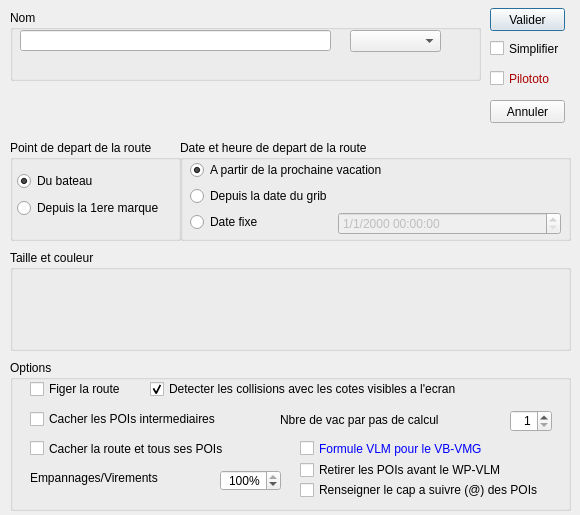
Above: src/Ui/Route_Editor.ui from nohal/qtVlm before the change. Below: the same form after it.
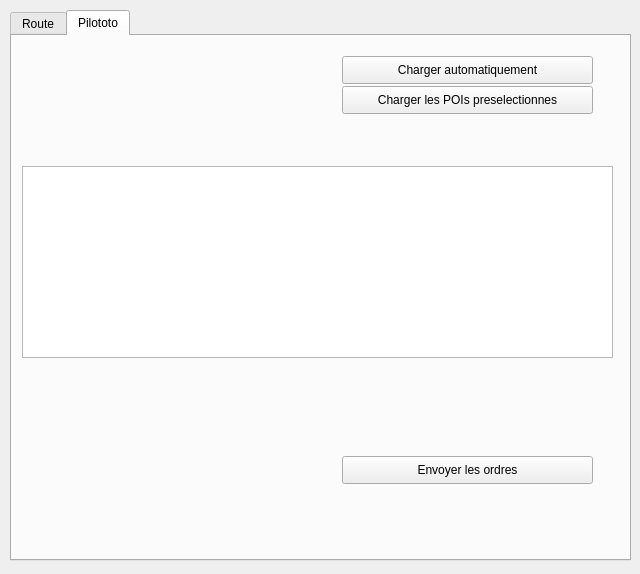
That is the form after the change.

Commit message: Add a new tab in route editor to manage pilototo (phille request)

Patch:
```diff
--- a/src/Ui/Route_Editor.ui
+++ b/src/Ui/Route_Editor.ui
@@ -6,8 +6,8 @@
    <rect>
     <x>0</x>
     <y>0</y>
-    <width>580</width>
-    <height>515</height>
+    <width>640</width>
+    <height>574</height>
    </rect>
   </property>
   <property name="sizePolicy">
@@ -31,11 +31,27 @@
   <property name="windowTitle">
    <string notr="true">Route Parameters</string>
   </property>
+  <widget class="QTabWidget" name="tabWidget">
+   <property name="geometry">
+    <rect>
+     <x>10</x>
+     <y>10</y>
+     <width>621</width>
+     <height>551</height>
+    </rect>
+   </property>
+   <property name="currentIndex">
+    <number>1</number>
+   </property>
+   <widget class="QWidget" name="tab">
+    <attribute name="title">
+     <string>Route</string>
+    </attribute>
   <widget class="QWidget" name="widget" native="true">
    <property name="geometry">
     <rect>
-     <x>0</x>
-     <y>0</y>
+       <x>20</x>
+       <y>10</y>
      <width>581</width>
      <height>511</height>
     </rect>
@@ -524,28 +540,62 @@
    </widget>
   </widget>
  </widget>
- <tabstops>
-  <tabstop>editName</tabstop>
-  <tabstop>editBoat</tabstop>
-  <tabstop>startFromBoat</tabstop>
-  <tabstop>startFromMark</tabstop>
-  <tabstop>editVac</tabstop>
-  <tabstop>editGrib</tabstop>
-  <tabstop>editDate</tabstop>
-  <tabstop>editDateBox</tabstop>
-  <tabstop>editFrozen</tabstop>
-  <tabstop>editCoasts</tabstop>
-  <tabstop>hidePois</tabstop>
-  <tabstop>vacStep</tabstop>
-  <tabstop>hidden</tabstop>
-  <tabstop>useVbvmgVlm</tabstop>
-  <tabstop>speedLossOnTack</tabstop>
-  <tabstop>autoRemove</tabstop>
-  <tabstop>btOk</tabstop>
-  <tabstop>Simplifier</tabstop>
-  <tabstop>pilototo</tabstop>
-  <tabstop>btCancel</tabstop>
- </tabstops>
+   <widget class="QWidget" name="tab_2">
+    <attribute name="title">
+     <string>Pilototo</string>
+    </attribute>
+    <widget class="QPushButton" name="Envoyer">
+     <property name="geometry">
+      <rect>
+       <x>330</x>
+       <y>420</y>
+       <width>251</width>
+       <height>28</height>
+      </rect>
+     </property>
+     <property name="text">
+      <string>Envoyer les ordres</string>
+     </property>
+    </widget>
+    <widget class="QPushButton" name="defaultOrders">
+     <property name="geometry">
+      <rect>
+       <x>330</x>
+       <y>20</y>
+       <width>251</width>
+       <height>28</height>
+      </rect>
+     </property>
+     <property name="text">
+      <string>Charger automatiquement</string>
+     </property>
+    </widget>
+    <widget class="QTreeView" name="pilotView">
+     <property name="geometry">
+      <rect>
+       <x>10</x>
+       <y>130</y>
+       <width>591</width>
+       <height>192</height>
+      </rect>
+     </property>
+    </widget>
+    <widget class="QPushButton" name="customOrders">
+     <property name="geometry">
+      <rect>
+       <x>330</x>
+       <y>50</y>
+       <width>251</width>
+       <height>28</height>
+      </rect>
+     </property>
+     <property name="text">
+      <string>Charger les POIs preselectionnes</string>
+     </property>
+    </widget>
+   </widget>
+  </widget>
+ </widget>
  <resources/>
  <connections>
   <connection>
```
Left out of the diff: 91 changed lines with no effect on the pictures. Lines whose indentation alone changed are shown as unchanged. The commit also changes 12 other files.
